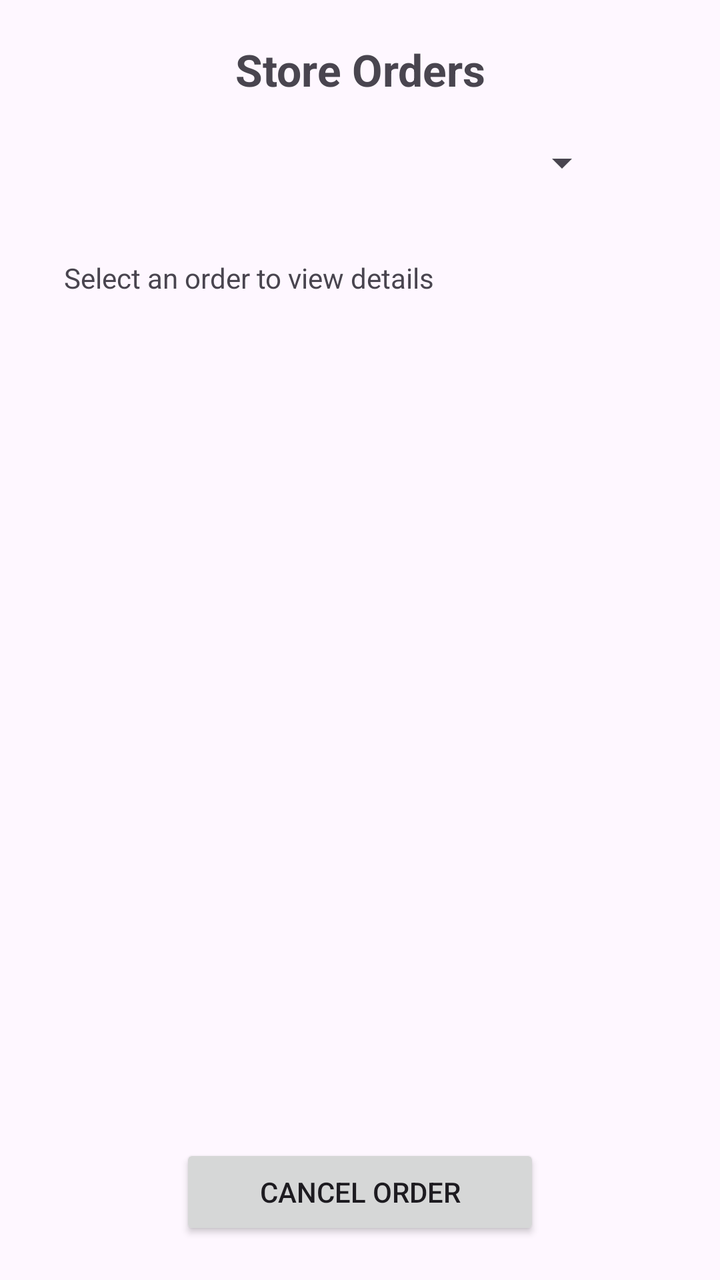
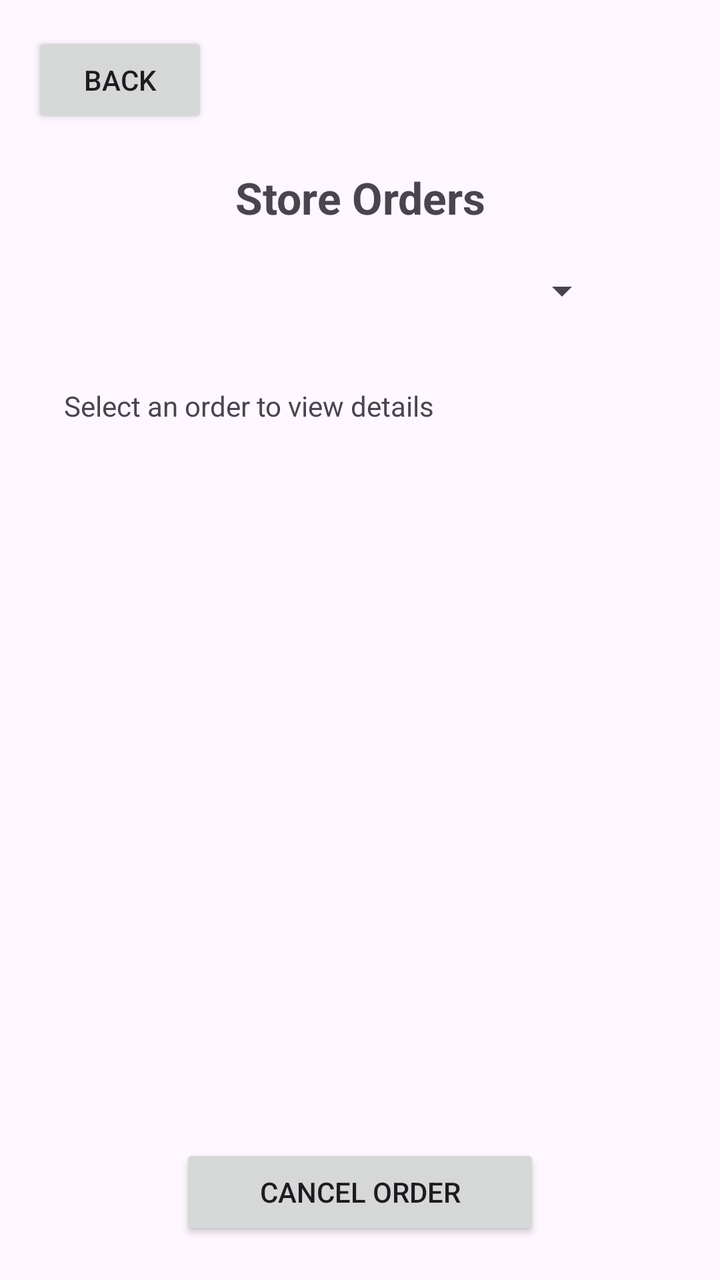

Two renders of the same Android screen: before a commit and after it. Below are the layout's source before the change and the commit's diff.
<!-- AndroidManifest.xml: application theme Theme.Project5_PizzaApp -->
<!-- res/layout/activity_store_orders.xml -->
<?xml version="1.0" encoding="utf-8"?>
<androidx.constraintlayout.widget.ConstraintLayout
    xmlns:android="http://schemas.android.com/apk/res/android"
    xmlns:app="http://schemas.android.com/apk/res-auto"
    xmlns:tools="http://schemas.android.com/tools"
    android:layout_width="match_parent"
    android:layout_height="match_parent"
    tools:context=".StoreOrdersActivity">

    <TextView
        android:id="@+id/titleStoreOrders"
        android:layout_width="wrap_content"
        android:layout_height="wrap_content"
        android:text="Store Orders"
        android:textSize="22sp"
        android:textStyle="bold"
        android:layout_marginTop="20dp"
        app:layout_constraintTop_toTopOf="parent"
        app:layout_constraintStart_toStartOf="parent"
        app:layout_constraintEnd_toEndOf="parent" />

    <Spinner
        android:id="@+id/spinnerOrders"
        android:layout_width="250dp"
        android:layout_height="wrap_content"
        android:layout_marginTop="20dp"
        app:layout_constraintTop_toBottomOf="@id/titleStoreOrders"
        app:layout_constraintStart_toStartOf="parent"
        app:layout_constraintEnd_toEndOf="parent" />

    <TextView
        android:id="@+id/textOrderDetails"
        android:layout_width="0dp"
        android:layout_height="0dp"
        android:text="Select an order to view details"
        android:padding="16dp"
        android:layout_marginTop="20dp"
        android:layout_marginStart="16dp"
        android:layout_marginEnd="16dp"
        app:layout_constraintTop_toBottomOf="@id/spinnerOrders"
        app:layout_constraintBottom_toTopOf="@id/btnCancelOrder"
        app:layout_constraintStart_toStartOf="parent"
        app:layout_constraintEnd_toEndOf="parent" />

    <Button
        android:id="@+id/btnCancelOrder"
        android:layout_width="180dp"
        android:layout_height="wrap_content"
        android:text="Cancel Order"
        android:layout_marginBottom="20dp"
        app:layout_constraintBottom_toBottomOf="parent"
        app:layout_constraintStart_toStartOf="parent"
        app:layout_constraintEnd_toEndOf="parent" />

</androidx.constraintlayout.widget.ConstraintLayout>
<!-- resources referenced by this layout -->
<resources>
  <style name="Theme.Project5_PizzaApp" parent="Base.Theme.Project5_PizzaApp" />
  <style name="Base.Theme.Project5_PizzaApp" parent="Theme.Material3.DayNight.NoActionBar">
          
          
      </style>
</resources>

<!-- the commit's change to res/layout/activity_store_orders.xml (unified diff, before → after) -->
@@ -7,6 +7,18 @@
     android:layout_height="match_parent"
     tools:context=".StoreOrdersActivity">
 
+    
+    <Button
+        android:id="@+id/btnBack"
+        android:layout_width="wrap_content"
+        android:layout_height="wrap_content"
+        android:text="Back"
+        android:layout_marginStart="16dp"
+        android:layout_marginTop="16dp"
+        app:layout_constraintTop_toTopOf="parent"
+        app:layout_constraintStart_toStartOf="parent"/>
+
+    
     <TextView
         android:id="@+id/titleStoreOrders"
         android:layout_width="wrap_content"
@@ -15,10 +27,11 @@
         android:textSize="22sp"
         android:textStyle="bold"
         android:layout_marginTop="20dp"
-        app:layout_constraintTop_toTopOf="parent"
+        app:layout_constraintTop_toBottomOf="@id/btnBack"
         app:layout_constraintStart_toStartOf="parent"
         app:layout_constraintEnd_toEndOf="parent" />
 
+    
     <Spinner
         android:id="@+id/spinnerOrders"
         android:layout_width="250dp"
@@ -28,6 +41,7 @@
         app:layout_constraintStart_toStartOf="parent"
         app:layout_constraintEnd_toEndOf="parent" />
 
+    
     <TextView
         android:id="@+id/textOrderDetails"
         android:layout_width="0dp"
@@ -42,6 +56,7 @@
         app:layout_constraintStart_toStartOf="parent"
         app:layout_constraintEnd_toEndOf="parent" />
 
+    
     <Button
         android:id="@+id/btnCancelOrder"
         android:layout_width="180dp"
